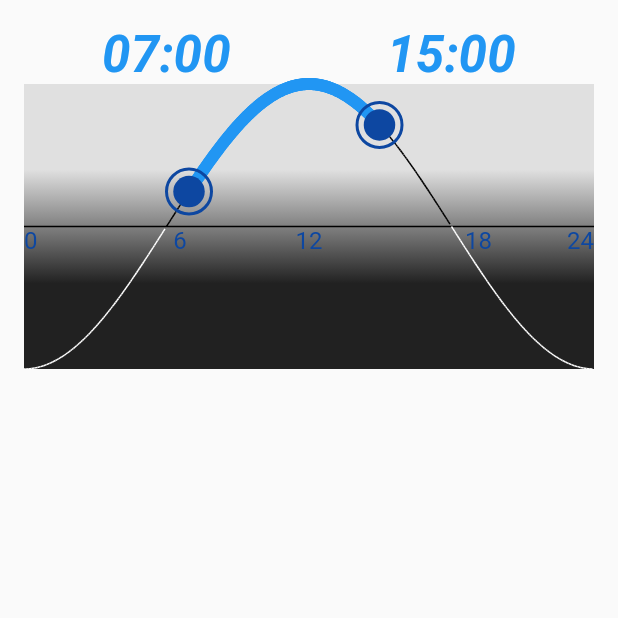
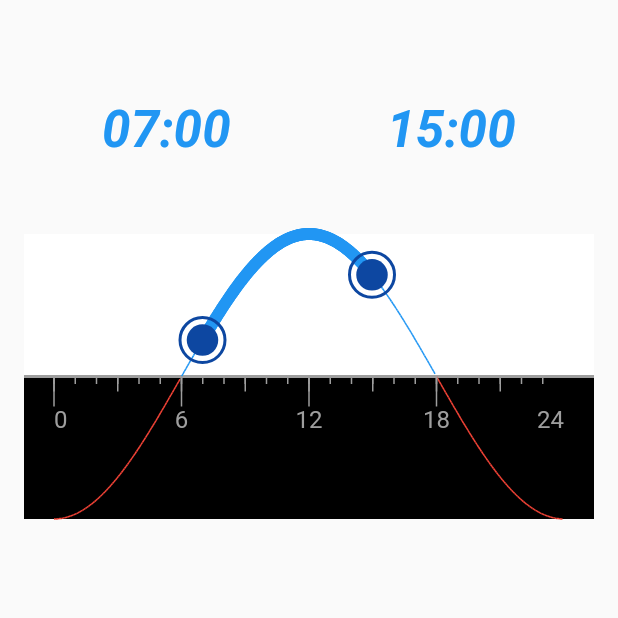
Before and after one commit to psousa50/flutter-time-range-selector, a Flutter app: the screen it shows after launch, on a phone screen of 412 x 824 dp, the top half of it. Run offline on Flutter 3.47's test engine with Material 2 defaults, Android fonts, the light colour scheme and no system bars.

Commit message:
Add a maring to canvas

```diff
--- a/lib/src/time_range_panel/canvas_info.dart
+++ b/lib/src/time_range_panel/canvas_info.dart
@@ -8,21 +8,31 @@ import '../models/extensions.dart';
 class CanvasInfo {
   final Size size;
   late List<Offset> points;
+  final margin = 20.0;
+  final minX = 0.0;
+  final maxX = 24 * 60.0;
+  late double minSX;
+  late double maxSX;
 
   CanvasInfo(this.size) {
+    minSX = 0 + margin;
+    maxSX = size.width - margin;
     points = buildPoints();
   }
 
+  double get zeroY => height / 2;
+
   List<Offset> buildPoints() {
-    var points = Iterable<int>.generate(width.toInt()).map(
+    var points = Iterable<int>.generate((maxSX - minSX).toInt()).map(
       (p) {
-        var xs = p.toDouble();
+        var xs = (p + minSX).toDouble();
         var x = toX(xs);
         var y = sin(x);
         var ys = toScreenY(y);
         return Offset(xs, ys);
       },
     ).toList();
+    print(points.length);
     return points;
   }
 
@@ -40,7 +50,7 @@ class CanvasInfo {
   }
 
   double toX(double screenX) {
-    return transform(screenX, 0, width, -pi / 2, 3 * pi / 2);
+    return transform(screenX, minSX, maxSX, -pi / 2, 3 * pi / 2);
   }
 
   double toScreenY(double y) {
@@ -48,22 +58,21 @@ class CanvasInfo {
   }
 
   double timeToScreenX(TimeOfDay t) {
-    var minutes = t.minutes;
-    return transform(minutes.toDouble(), 0, 24 * 60, 0, size.width);
+    return transform(t.minutes.toDouble(), minX, maxX, minSX, maxSX);
   }
 
   TimeOfDay screenXToTime(double x) {
-    var minutes = transform(x, 0, size.width, 0, 24 * 60).round();
+    var minutes = transform(x, minSX, maxSX, minX, maxX).round();
     return TimeOfDay(hour: minutes ~/ 60, minute: minutes % 60);
   }
 
   Offset toScreen(TimeOfDay t) {
-    return points[timeToScreenX(t).toInt()];
+    return points[timeToScreenX(t).toInt() - margin.toInt()];
   }
 
   List<Offset> segments(TimeOfDay start, TimeOfDay end) {
-    var x1 = timeToScreenX(start).toInt();
-    var x2 = timeToScreenX(end).toInt();
+    var x1 = timeToScreenX(start).toInt() - margin.toInt();
+    var x2 = timeToScreenX(end).toInt() - margin.toInt();
 
     return points.sublist(x1, x2);
   }
--- a/lib/src/time_range_panel/display.dart
+++ b/lib/src/time_range_panel/display.dart
@@ -19,6 +19,8 @@ class TimeRangeDisplay extends StatelessWidget {
   Widget buildTimeDisplay(TimeOfDay? t) {
     return Expanded(
       child: Center(
+        child: Padding(
+          padding: const EdgeInsets.symmetric(horizontal: 10, vertical: 50),
           child: Text(
             timeString(t),
             style: TextStyle(
@@ -26,6 +28,7 @@ class TimeRangeDisplay extends StatelessWidget {
               fontWeight: FontWeight.bold,
               fontStyle: FontStyle.italic,
               color: Colors.blue,
+            ),
           ),
         ),
       ),
--- a/lib/src/time_range_panel/painter.dart
+++ b/lib/src/time_range_panel/painter.dart
@@ -22,13 +22,17 @@ class TimeRangePainter extends CustomPainter {
     return TimeOfDay(hour: hour, minute: 0);
   }
 
+  TimeOfDay fromMinutes(int minutes) {
+    return TimeOfDay(hour: minutes ~/ 60, minute: minutes % 60);
+  }
+
   @override
   void paint(Canvas canvas, Size size) {
     var canvasInfo = CanvasInfo(size);
 
     canvas.drawLine(
-      Offset(0, size.height / 2),
-      Offset(size.width, size.height / 2),
+      Offset(0, canvasInfo.zeroY),
+      Offset(size.width, canvasInfo.zeroY),
       horizonLine,
     );
 
@@ -47,10 +51,14 @@ class TimeRangePainter extends CustomPainter {
     drawHandler(canvas, canvasInfo, timeRange.end!,
         active: activeTimeHandler == ActiveTimeHandler.end);
 
+    drawTicks(canvas, canvasInfo, 1 * 60, 5);
+    drawTicks(canvas, canvasInfo, 3 * 60, 10);
+    drawTicks(canvas, canvasInfo, 6 * 60, 20);
+
     drawXLabel(canvas, canvasInfo, 0, labelOffset: 0.5);
-    drawXLabel(canvas, canvasInfo, 6, labelOffset: 1);
+    drawXLabel(canvas, canvasInfo, 6);
     drawXLabel(canvas, canvasInfo, 12);
-    drawXLabel(canvas, canvasInfo, 18, labelOffset: 1);
+    drawXLabel(canvas, canvasInfo, 18);
     drawXLabel(canvas, canvasInfo, 24, labelOffset: -0.5);
 
     var startTimeHandlerLocalPosition = canvasInfo.toScreen(timeRange.start!);
@@ -99,12 +107,16 @@ class TimeRangePainter extends CustomPainter {
     canvas.drawCircle(center, handlerRadius * .7, fill);
   }
 
+  void drawTicks(Canvas canvas, CanvasInfo canvasInfo, int step, length) {
+    for (var i = 0; i < 24 * 60; i += step) {
+      var x = canvasInfo.timeToScreenX(fromMinutes(i));
+      var y = canvasInfo.zeroY;
+      canvas.drawLine(Offset(x, y), Offset(x, y + length), tickLine);
+    }
+  }
+
   void drawXLabel(Canvas canvas, CanvasInfo canvasInfo, int hour,
       {double labelOffset = 0}) {
-    final textStyle = TextStyle(
-      color: Colors.blue[900]!,
-      fontSize: 16,
-    );
     final textSpan = TextSpan(
       text: hour.toString(),
       style: textStyle,
@@ -120,7 +132,7 @@ class TimeRangePainter extends CustomPainter {
 
     var x = canvasInfo.timeToScreenX(fromHour(hour));
     x = x - textPainter.width * (0.5 - labelOffset);
-    var y = canvasInfo.height / 2;
+    var y = canvasInfo.zeroY + textPainter.height;
     final offset = Offset(x, y);
     textPainter.paint(canvas, offset);
   }
@@ -134,20 +146,30 @@ class TimeRangePainter extends CustomPainter {
 final nightLine = Paint()
   ..style = PaintingStyle.stroke
   ..strokeWidth = 1
-  ..color = Colors.white;
+  ..color = Colors.red;
 
 final dayLine = Paint()
   ..style = PaintingStyle.stroke
   ..strokeWidth = 1
-  ..color = Colors.black;
+  ..color = Colors.blue;
 
 final horizonLine = Paint()
   ..style = PaintingStyle.stroke
-  ..strokeWidth = 1
-  ..color = Colors.black;
+  ..strokeWidth = 2
+  ..color = Colors.grey;
 
 final selectedLine = Paint()
   ..style = PaintingStyle.stroke
   ..strokeWidth = 8
   ..strokeCap = StrokeCap.round
   ..color = selectionColor;
+
+final tickLine = Paint()
+  ..style = PaintingStyle.stroke
+  ..strokeWidth = 1
+  ..color = Colors.grey;
+
+final textStyle = TextStyle(
+  color: Colors.grey,
+  fontSize: 16,
+);
--- a/lib/src/time_range_selector.dart
+++ b/lib/src/time_range_selector.dart
@@ -35,20 +35,19 @@ class TimeRangeSelector extends StatelessWidget {
                   children: [
                     AspectRatio(
                       aspectRatio: 2,
-                      child: Container(
-                        decoration: BoxDecoration(
-                          gradient: LinearGradient(
-                              colors: [
-                                Colors.grey[300]!,
-                                Colors.grey[300]!,
-                                Colors.grey[900]!,
-                                Colors.grey[900]!,
-                              ],
-                              begin: const FractionalOffset(0.0, 0.0),
-                              end: const FractionalOffset(0.0, 1.0),
-                              stops: [0.0, 0.3, 0.7, 1.0],
-                              tileMode: TileMode.clamp),
-                        ),
+                      child: Column(
+                        children: [
+                          Expanded(
+                            child: Container(
+                              color: Colors.white,
+                            ),
+                          ),
+                          Expanded(
+                            child: Container(
+                              color: Colors.black,
+                            ),
+                          ),
+                        ],
                       ),
                     ),
                     AspectRatio(
```
Lines whose indentation alone changed are shown as unchanged.
